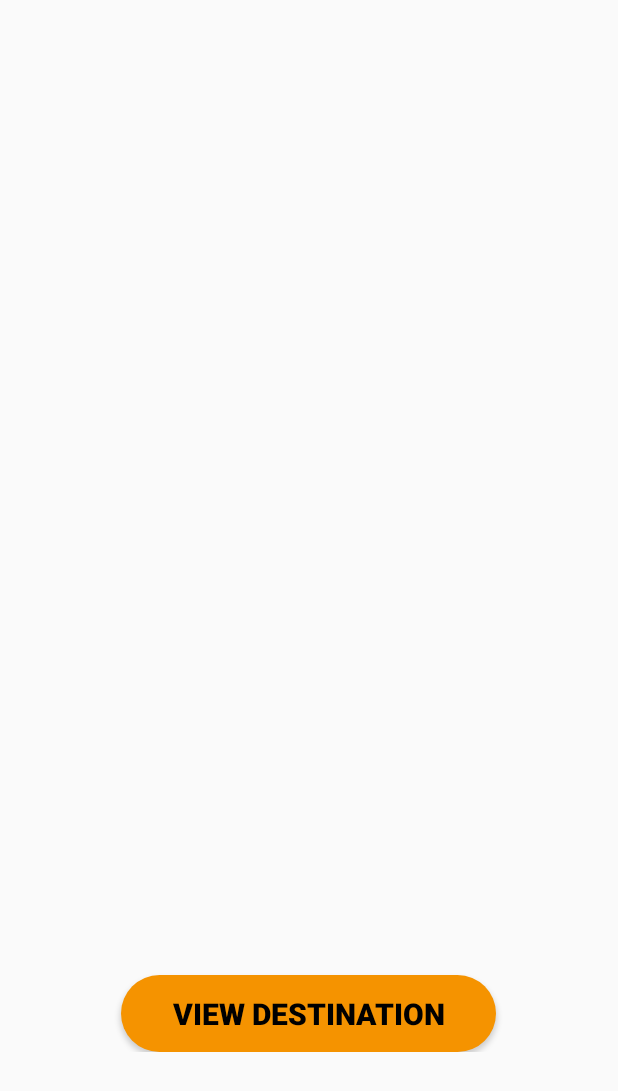
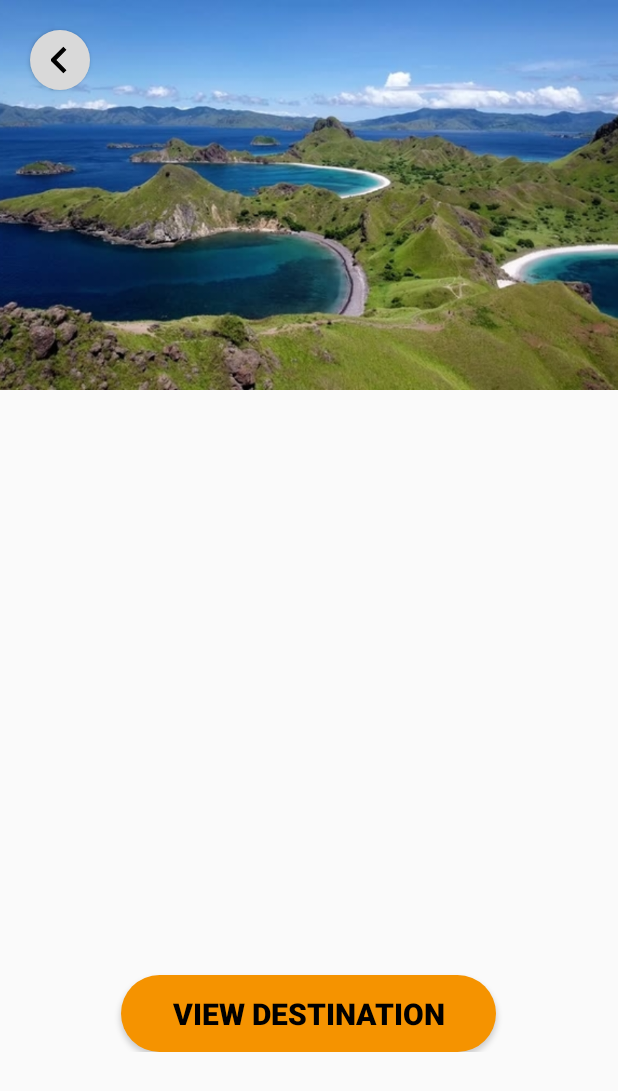
Before and after one commit to H1sMaj3sty/Tugas-Akhir, an Android app: the detailPage screen opened directly, with no data from a screen before it, on a phone screen of 412 x 824 dp. Shown: the top 1091 px of the screen. Run offline under Robolectric (Android 15) with nearby library versions, the phone set to English and light mode, and no system bars.

Commit message:
Commit Ibnu. Penambahan onClick pada button activity_detail_page.xml kemudian membuat fungsi dan menambahkan judul isi dan gambar

```diff
--- a/app/src/main/AndroidManifest.xml
+++ b/app/src/main/AndroidManifest.xml
@@ -13,7 +13,7 @@
         android:theme="@style/Theme.TugasAkhir"
         tools:targetApi="31">
         <activity
-            android:name=".MainActivity"
+            android:name=".homePage"
             android:exported="false" />
         <activity
             android:name=".detailPage"
@@ -25,7 +25,7 @@
             android:name=".aboutPage"
             android:exported="false" />
         <activity
-            android:name=".homePage"
+            android:name=".MainActivity"
             android:exported="true">
             <intent-filter>
                 <action android:name="android.intent.action.MAIN" />
--- a/app/src/main/res/drawable/icon_arrow_back.xml
+++ b/app/src/main/res/drawable/icon_arrow_back.xml
@@ -1,5 +1,13 @@
-<vector android:autoMirrored="true" android:height="20dp"
-    android:tint="#000000" android:viewportHeight="24"
-    android:viewportWidth="24" android:width="20dp" xmlns:android="http://schemas.android.com/apk/res/android">
-    <path android:fillColor="@android:color/white" android:pathData="M11.67,3.87L9.9,2.1 0,12l9.9,9.9 1.77,-1.77L3.54,12z"/>
+<vector xmlns:android="http://schemas.android.com/apk/res/android"
+    android:width="20dp"
+    android:height="20dp"
+    android:autoMirrored="true"
+    android:tint="#000000"
+    android:viewportWidth="24"
+    android:viewportHeight="24">
+    <path
+        android:fillColor="@android:color/black"
+        android:strokeColor="@color/black"
+        android:strokeWidth="1"
+        android:pathData="M11.67,3.87L9.9,2.1 0,12l9.9,9.9 1.77,-1.77L3.54,12z" />
 </vector>
--- a/app/src/main/res/layout/activity_detail_page.xml
+++ b/app/src/main/res/layout/activity_detail_page.xml
@@ -11,6 +11,7 @@
         android:layout_width="match_parent"
         android:layout_height="260dp"
         android:scaleType="centerCrop"
+        android:src="@drawable/padar"
         />
 
     <TextView
@@ -50,5 +51,19 @@
         android:textStyle="bold"
         />
 
+    <Button
+        android:id="@+id/back"
+        android:layout_width="40dp"
+        android:layout_height="40dp"
+        android:background="@drawable/placeholder"
+        android:drawableRight="@drawable/icon_arrow_back"
+        android:padding="6dp"
+        android:gravity="center_horizontal"
+        android:layout_marginTop="20dp"
+        android:layout_marginStart="20dp"
+        android:contentDescription="go to back home page"
+        android:onClick=""
+        />
+
 
 </RelativeLayout>
--- a/app/src/main/res/layout/activity_main.xml
+++ b/app/src/main/res/layout/activity_main.xml
@@ -50,7 +50,7 @@
             android:padding="12dp"
             android:layout_alignParentRight="true"
             android:layout_alignParentBottom="true"
-            android:layout_marginBottom="30dp"
+            android:layout_marginBottom="40dp"
             android:layout_marginRight="20dp"
             android:onClick="moveToSecond"
             />
```
Also changed, not shown: app/src/main/java/com/example/tugasakhir/homePage.java (+51 -3 lines), app/src/main/res/layout/activity_home_page.xml (+10 -0 lines).
